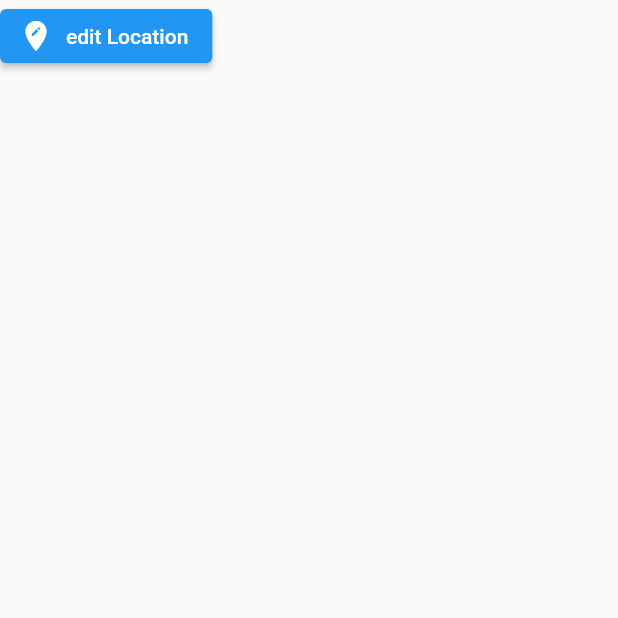
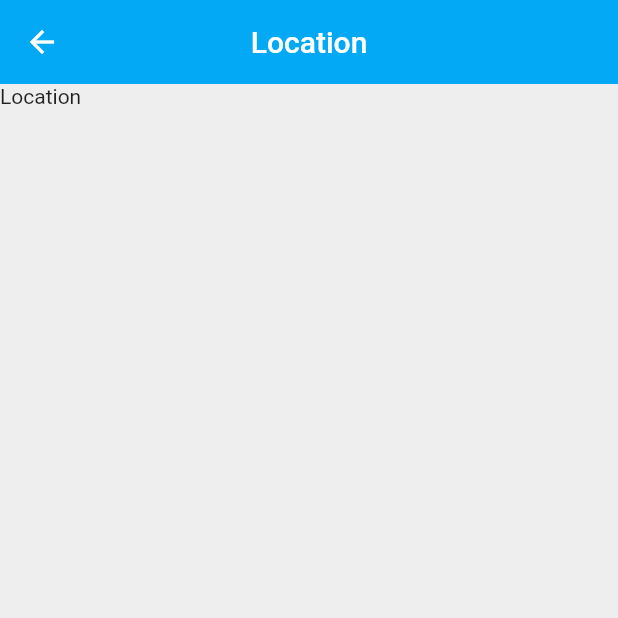
Before and after one commit to IdreesCodes/world_time, a Flutter app: the screen it shows after launch, after a tap on "edit Location", on a phone screen of 412 x 824 dp, the top half of it. Run offline on Flutter 3.47's test engine with Material 2 defaults, Android fonts, the phone set to English and light mode, and no system bars.

```diff
--- a/lib/pages/home.dart
+++ b/lib/pages/home.dart
@@ -15,7 +15,9 @@ class _HomeState extends State<Home> {
           child: Column(
             children: [
               ElevatedButton.icon(
-                  onPressed: (){},
+                  onPressed: (){
+                    Navigator.pushNamed(context, 'location');
+                  },
                   icon: Icon(Icons.edit_location),
                 label: Text('edit Location'),
               ),
--- a/lib/pages/location.dart
+++ b/lib/pages/location.dart
@@ -11,6 +11,13 @@ class _ChooseLocationState extends State<ChooseLocation> {
   @override
   Widget build(BuildContext context) {
     return Scaffold (
+      backgroundColor: Colors.grey[200],
+      appBar: AppBar(
+        title: Text('Location'),
+        backgroundColor: Colors.lightBlue,
+        centerTitle: true,
+        elevation: 0,
+      ),
       body: Text('Location '),
     );
   }
```
Also changed, not shown: 1 other file.
